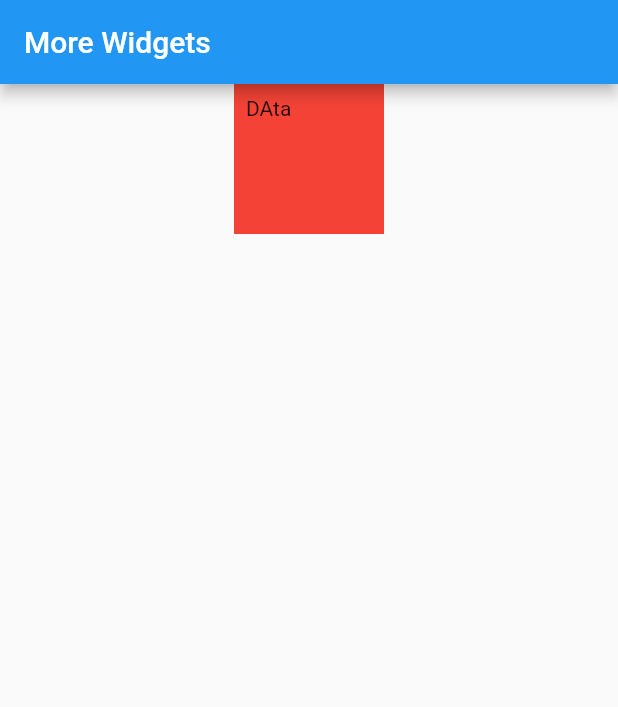
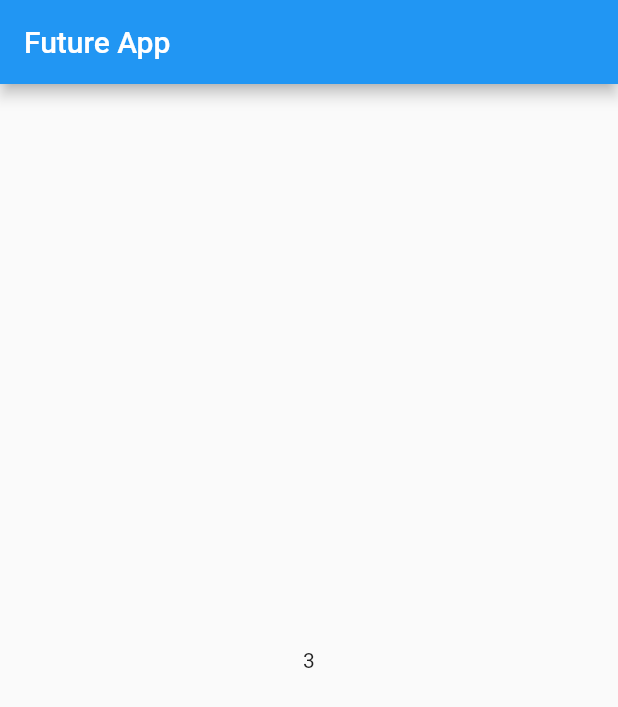
Before and after one commit to AmmarAgeeza/Flutter-Up-Academy, a Flutter app: the screen it shows after launch, on a phone screen of 412 x 824 dp. Shown: the top 707 px of the screen. Run offline on Flutter 3.47's test engine with Material 2 defaults, Android fonts, the phone set to English and light mode, and no system bars; our stand-ins replace shared_preferences.

Commit message:
async programming

```diff
--- a/lib/app/app.dart
+++ b/lib/app/app.dart
@@ -1,18 +1,19 @@
 import 'package:flutter/material.dart';
 
+import '../async_programming_session/future_flutter.dart';
+import '../async_programming_session/shared_pref.dart';
 import '../more_widgets/more_widgets.dart';
-
 
 class RootWidget extends StatelessWidget {
   const RootWidget({super.key});
 
   @override
   Widget build(BuildContext context) {
-    return    MaterialApp(
-      title: 'Fluter Up Academy',
-      debugShowCheckedModeBanner: false,
-      home: SafeArea(
-        child: MoreWidgets(),)
-    );
+    return  const MaterialApp(
+        title: 'Fluter Up Academy',
+        debugShowCheckedModeBanner: false,
+        home: SafeArea(
+          child: FutureApp(),
+        ));
   }
 }
--- /dev/null
+++ b/lib/async_programming_session/future.dart
@@ -0,0 +1,38 @@
+//1.Futrue
+/*
+void main() {
+print(1);
+// heavyMethod();
+  var future = Future(heavyMethod).catchError((e){
+    print(e);
+  });
+  print(2);
+
+  var result = Future.delayed(Duration(seconds: 3),printData);
+}
+void printData() {
+    print('future');
+  }
+  int sum(){
+    return int.parse('5');
+  }
+  void heavyMethod(){
+    for(int i=0;i<200000000000;i++){
+      }  */
+
+void main() {
+  print(1);
+  var future = Future(sum).then((value) => print(value)).catchError((e) {
+    print(e);
+  });
+  print(2);
+  var result = Future.delayed(Duration(seconds: 2), printData);
+}
+
+void printData() {
+  print('Future');
+}
+
+int sum() {
+  return 1 + 5;
+}
--- /dev/null
+++ b/lib/async_programming_session/future_flutter.dart
@@ -0,0 +1,34 @@
+import 'package:flutter/material.dart';
+
+class FutureApp extends StatelessWidget {
+  const FutureApp({super.key});
+
+  // Future<void> getData() async {
+  //   print('ss');
+  // }
+  void getData() {
+    Future.delayed( const Duration(seconds: 3), () {
+      print(3);
+    });
+  }
+
+  @override
+  Widget build(BuildContext context) {
+    return Scaffold(
+      appBar: AppBar(
+        title: const Text('Future App'),
+      ),
+      body: FutureBuilder(
+        future: Future.delayed(const Duration(seconds: 3), () {
+          return '3';
+        }),
+        builder: (context, snapShot) {
+          return  Center(
+            // child: snapShot.hasData? Text(snapShot.data!):const CircularProgressIndicator(),
+            child: snapShot.connectionState==ConnectionState.done? Text(snapShot.data!):const CircularProgressIndicator(),
+          );
+        },
+      ),
+    );
+  }
+}
--- a/lib/main.dart
+++ b/lib/main.dart
@@ -4,7 +4,8 @@ import 'app/app.dart';
 
 void main() {
   runApp(const RootWidget());
-  List<Widget > data =[const Text('add'),const Text('minus')];
-  print(data[0]);
-  data [1];
+  // List<Widget> data = [const Text('add'), const Text('minus')];
+  // print(data[0]);
+  // data[1];
+
 }
```
Also changed, not shown: lib/async_programming_session/async_await.dart (added, +32 -0 lines), lib/async_programming_session/exeptions.dart (added, +31 -0 lines), lib/async_programming_session/shared_pref.dart (added, +58 -0 lines), pubspec.yaml (+4 -11 lines), pubspec.lock, 1 other file.
